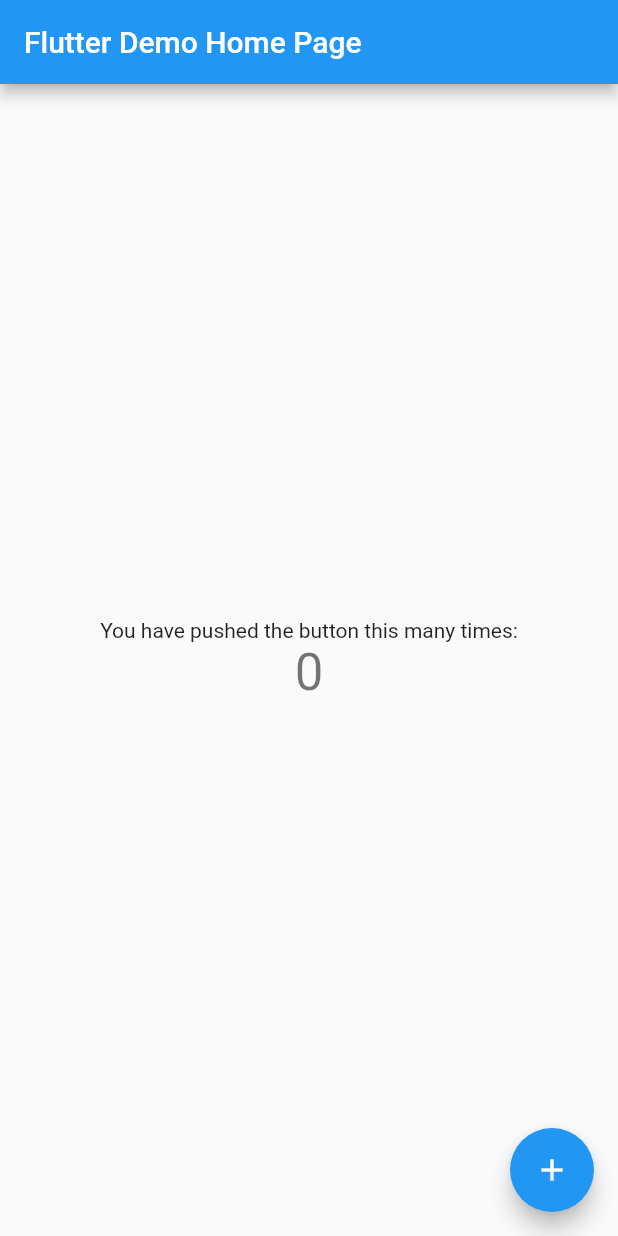
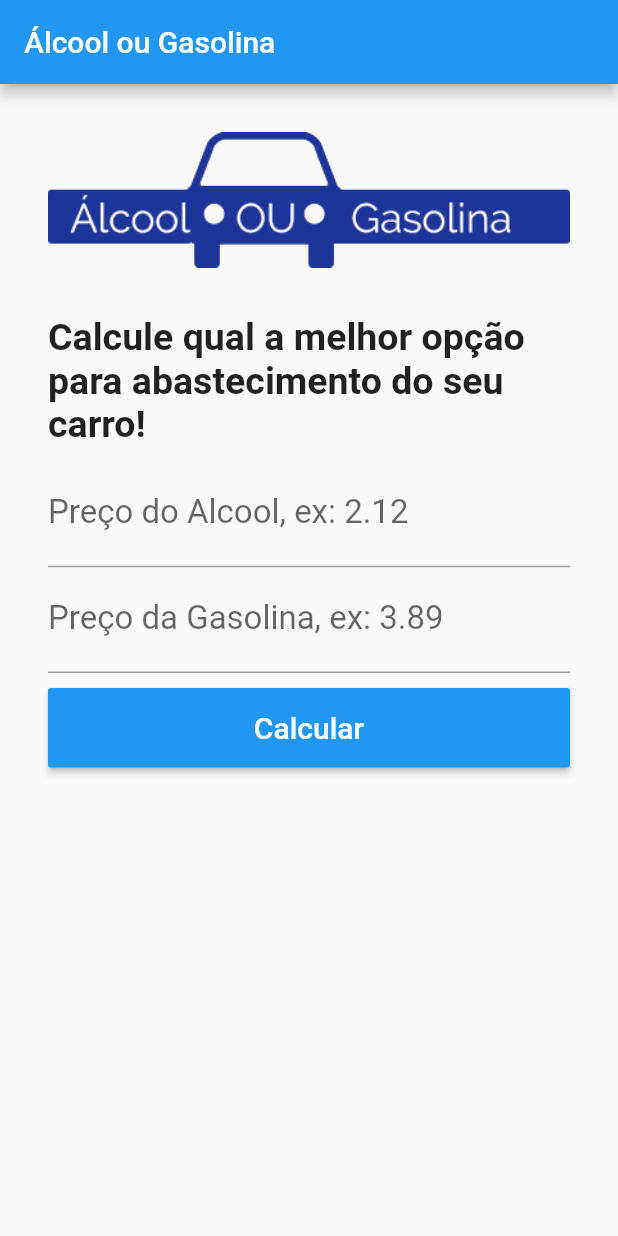
Before and after one commit to akastark/alcoolGasolinaFlutterApp, a Flutter app: the screen it shows after launch, on a phone screen of 412 x 824 dp. Run offline on Flutter 3.47's test engine with Material 2 defaults, Android fonts, the phone set to English and light mode, and no system bars.

```diff
--- /dev/null
+++ b/lib/home.dart
@@ -0,0 +1,116 @@
+import 'package:flutter/material.dart';
+
+
+class Home extends StatefulWidget {
+  @override
+  _HomeState createState() => _HomeState();
+}
+
+class _HomeState extends State<Home> {
+  TextEditingController _controllerAlcool = TextEditingController();
+  TextEditingController _controllerGasolina = TextEditingController();
+  String _textoResultado = "";
+
+
+  void _calcular() {
+    double precoAlcool = double.tryParse(_controllerAlcool.text);
+    double precoGasolina = double.tryParse(_controllerGasolina.text);
+
+    if(precoAlcool == null || precoGasolina == null) {
+
+      setState(() {
+        _textoResultado = "Número inválido, di gite números maiores que 0 e utilizando (.)!";
+      });
+
+    } else {
+      if(precoAlcool >= (precoGasolina*0.7)) {
+        setState(() {
+          _textoResultado = "Melhor abastecer com gasolina";
+        });
+      } else {
+        setState(() {
+          _textoResultado = "Melhor abastecer com alcool";
+        });
+      }
+    }
+  }
+
+
+  @override
+  Widget build(BuildContext context) {
+    return Scaffold(
+      appBar: AppBar(
+        title: Text("Álcool ou Gasolina"),
+      ),
+      body: Container(
+        child: SingleChildScrollView(
+          padding: EdgeInsets.all(32),
+          child: Column(
+            crossAxisAlignment: CrossAxisAlignment.stretch,
+            children: <Widget>[
+              Padding(
+                padding: EdgeInsets.only(bottom: 32),
+                child: Image.asset("images/logo.png"),
+              ),
+              Padding(
+                padding: EdgeInsets.only(bottom: 10),
+                child: Text(""
+                    "Calcule qual a melhor opção para abastecimento do seu carro!",
+                  style: TextStyle(
+                      fontSize: 25,
+                      fontWeight: FontWeight.bold
+                  ),
+                ),
+              ),
+              TextField(
+                keyboardType: TextInputType.number,
+                decoration: InputDecoration(
+                    labelText: "Preço do Alcool, ex: 2.12"
+                ),
+                style: TextStyle(
+                    fontSize: 22
+                ),
+                controller: _controllerAlcool,
+              ),
+              TextField(
+                keyboardType: TextInputType.number,
+                decoration: InputDecoration(
+                    labelText: "Preço da Gasolina, ex: 3.89"
+                ),
+                style: TextStyle(
+                    fontSize: 22
+                ),
+                controller: _controllerGasolina,
+              ),
+              Padding(
+                padding: EdgeInsets.only(top: 10),
+                child: RaisedButton(
+                  color: Colors.blue,
+                  textColor: Colors.white,
+                  padding: EdgeInsets.all(15),
+                  child: Text(
+                    "Calcular",
+                    style: TextStyle(
+                      fontSize: 20,
+                    ),
+                  ),
+                  onPressed: _calcular,
+                ),
+              ),
+              Padding(
+                padding: EdgeInsets.only(top: 20),
+                child: Text(
+                  _textoResultado,
+                  style: TextStyle(
+                    fontSize: 22,
+                    fontWeight: FontWeight.bold,
+                  ),
+                ),
+              )
+            ],
+          ),
+        ),
+      ),
+    );
+  }
+}
--- a/lib/main.dart
+++ b/lib/main.dart
@@ -1,117 +1,7 @@
 import 'package:flutter/material.dart';
-
+import 'package:alcool_gasolina/home.dart';
 void main() {
-  runApp(MyApp());
+  runApp(MaterialApp(
+    home: Home(),
+  ));
 }
-
-class MyApp extends StatelessWidget {
-  // This widget is the root of your application.
-  @override
-  Widget build(BuildContext context) {
-    return MaterialApp(
-      title: 'Flutter Demo',
-      theme: ThemeData(
-        // This is the theme of your application.
-        //
-        // Try running your application with "flutter run". You'll see the
-        // application has a blue toolbar. Then, without quitting the app, try
-        // changing the primarySwatch below to Colors.green and then invoke
-        // "hot reload" (press "r" in the console where you ran "flutter run",
-        // or simply save your changes to "hot reload" in a Flutter IDE).
-        // Notice that the counter didn't reset back to zero; the application
-        // is not restarted.
-        primarySwatch: Colors.blue,
-        // This makes the visual density adapt to the platform that you run
-        // the app on. For desktop platforms, the controls will be smaller and
-        // closer together (more dense) than on mobile platforms.
-        visualDensity: VisualDensity.adaptivePlatformDensity,
-      ),
-      home: MyHomePage(title: 'Flutter Demo Home Page'),
-    );
-  }
-}
-
-class MyHomePage extends StatefulWidget {
-  MyHomePage({Key key, this.title}) : super(key: key);
-
-  // This widget is the home page of your application. It is stateful, meaning
-  // that it has a State object (defined below) that contains fields that affect
-  // how it looks.
-
-  // This class is the configuration for the state. It holds the values (in this
-  // case the title) provided by the parent (in this case the App widget) and
-  // used by the build method of the State. Fields in a Widget subclass are
-  // always marked "final".
-
-  final String title;
-
-  @override
-  _MyHomePageState createState() => _MyHomePageState();
-}
-
-class _MyHomePageState extends State<MyHomePage> {
-  int _counter = 0;
-
-  void _incrementCounter() {
-    setState(() {
-      // This call to setState tells the Flutter framework that something has
-      // changed in this State, which causes it to rerun the build method below
-      // so that the display can reflect the updated values. If we changed
-      // _counter without calling setState(), then the build method would not be
-      // called again, and so nothing would appear to happen.
-      _counter++;
-    });
-  }
-
-  @override
-  Widget build(BuildContext context) {
-    // This method is rerun every time setState is called, for instance as done
-    // by the _incrementCounter method above.
-    //
-    // The Flutter framework has been optimized to make rerunning build methods
-    // fast, so that you can just rebuild anything that needs updating rather
-    // than having to individually change instances of widgets.
-    return Scaffold(
-      appBar: AppBar(
-        // Here we take the value from the MyHomePage object that was created by
-        // the App.build method, and use it to set our appbar title.
-        title: Text(widget.title),
-      ),
-      body: Center(
-        // Center is a layout widget. It takes a single child and positions it
-        // in the middle of the parent.
-        child: Column(
-          // Column is also a layout widget. It takes a list of children and
-          // arranges them vertically. By default, it sizes itself to fit its
-          // children horizontally, and tries to be as tall as its parent.
-          //
-          // Invoke "debug painting" (press "p" in the console, choose the
-          // "Toggle Debug Paint" action from the Flutter Inspector in Android
-          // Studio, or the "Toggle Debug Paint" command in Visual Studio Code)
-          // to see the wireframe for each widget.
-          //
-          // Column has various properties to control how it sizes itself and
-          // how it positions its children. Here we use mainAxisAlignment to
-          // center the children vertically; the main axis here is the vertical
-          // axis because Columns are vertical (the cross axis would be
-          // horizontal).
-          mainAxisAlignment: MainAxisAlignment.center,
-          children: <Widget>[
-            Text(
-              'You have pushed the button this many times:',
-            ),
-            Text(
-              '$_counter',
-              style: Theme.of(context).textTheme.headline4,
-            ),
-          ],
-        ),
-      ),
-      floatingActionButton: FloatingActionButton(
-        onPressed: _incrementCounter,
-        tooltip: 'Increment',
-        child: Icon(Icons.add),
-      ), // This trailing comma makes auto-formatting nicer for build methods.
-    );
-  }
-}
--- a/pubspec.yaml
+++ b/pubspec.yaml
@@ -48,6 +48,9 @@ flutter:
   # assets:
   #   - images/a_dot_burr.jpeg
   #   - images/a_dot_ham.jpeg
+  assets:
+    - images/logo.png
+
 
   # An image asset can refer to one or more resolution-specific "variants", see
   # https://flutter.dev/assets-and-images/#resolution-aware.
```
Also changed, not shown: images/logo.png (added), 2 other files.
